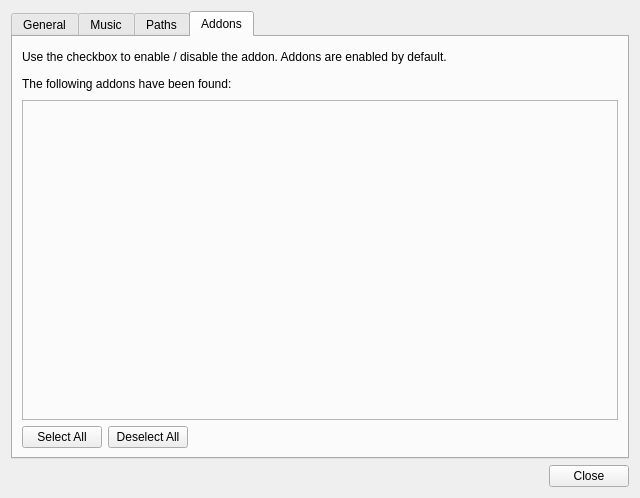
Qt form C++Project/GM-Companion/optionsdialog.ui (PhilInTheGaps/GM-Companion) before a commit.
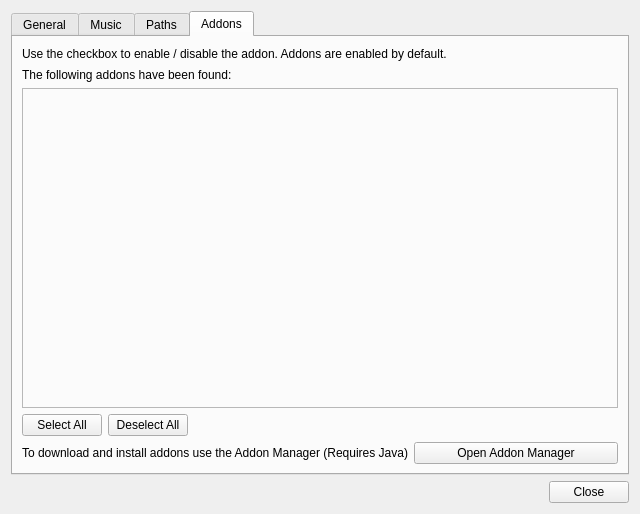
The same form after that commit. The open tabs and pages were chosen to show the change. Icons and pictures are not drawn.

Commit message: Fixed chareditor glitching on low resolution monitors, fixed addon manager bugs

What changed in the file:
```diff
--- a/C++Project/GM-Companion/optionsdialog.ui
+++ b/C++Project/GM-Companion/optionsdialog.ui
@@ -555,6 +555,24 @@
          </item>
         </layout>
        </item>
+       <item>
+        <layout class="QHBoxLayout" name="horizontalLayout_11">
+         <item>
+          <widget class="QLabel" name="label_19">
+           <property name="text">
+            <string>To download and install addons use the Addon Manager (Requires Java)</string>
+           </property>
+          </widget>
+         </item>
+         <item>
+          <widget class="QPushButton" name="addonManagerButton">
+           <property name="text">
+            <string>Open Addon Manager</string>
+           </property>
+          </widget>
+         </item>
+        </layout>
+       </item>
       </layout>
      </widget>
     </widget>
```
Left out of the diff: 2 changed lines with no effect on the pictures. The commit also changes 19 other files.
